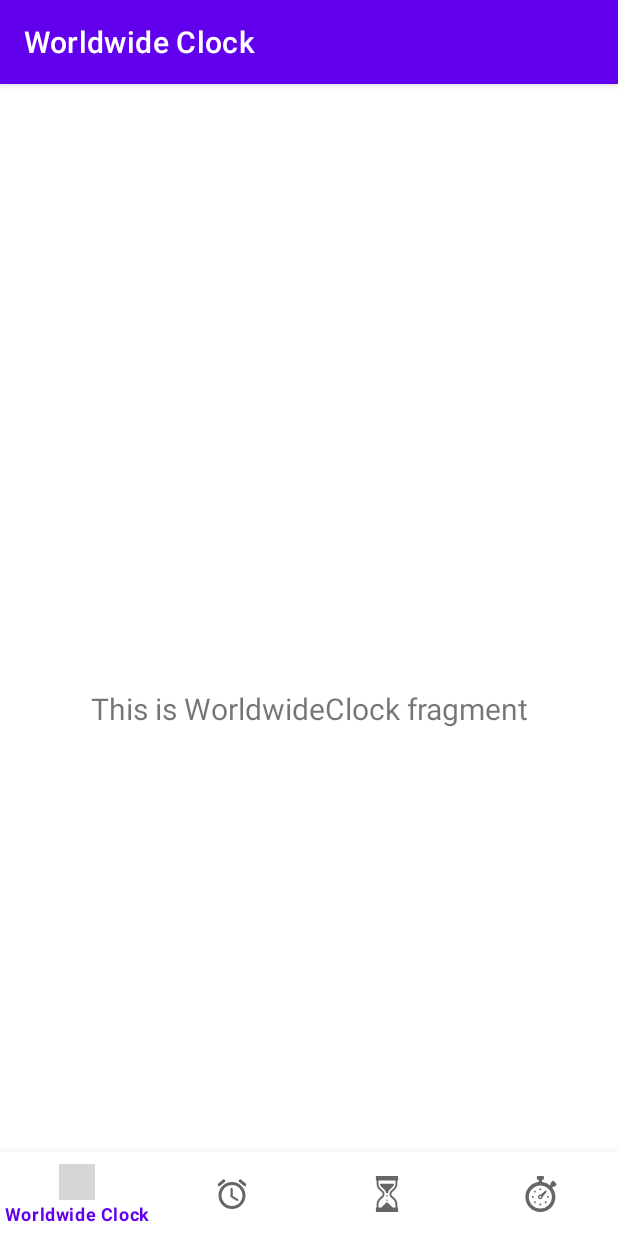
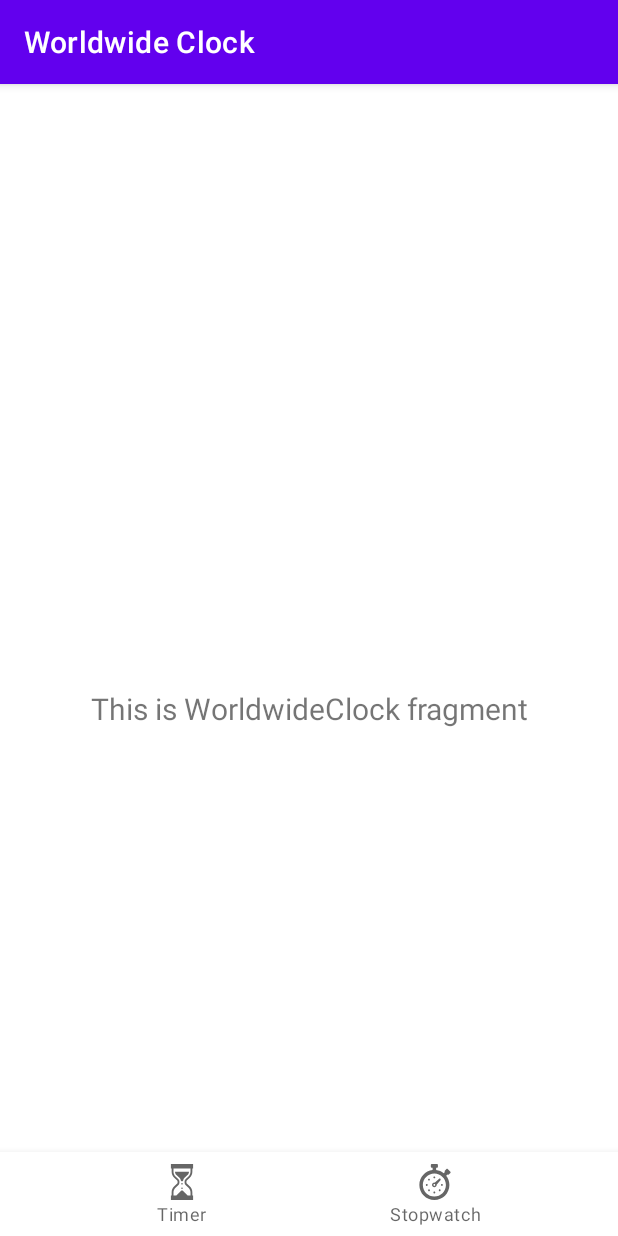
Before and after one commit to gast-r/clockapp, an Android app: the screen it shows after launch (MainActivity), on a phone screen of 412 x 824 dp. Run offline under Robolectric (Android 15) with nearby library versions, the phone set to English and light mode, and no system bars; our stand-ins replace navigation-ui; grey boxes are pictures that could not be loaded.

Commit message:
hide alarms and worldwide clokc fragment

```diff
--- a/app/src/main/res/menu/bottom_nav_menu.xml
+++ b/app/src/main/res/menu/bottom_nav_menu.xml
@@ -4,12 +4,16 @@
     <item
         android:id="@+id/navigation_worldwideclock"
         android:icon="@drawable/navbar_worldwideclock"
-        android:title="@string/title_worldwideclock" />
+        android:title="@string/title_worldwideclock"
+        android:visible="false"
+        />
 
     <item
         android:id="@+id/navigation_alarms"
         android:icon="@drawable/navbar_alarms"
-        android:title="@string/title_alarms" />
+        android:title="@string/title_alarms"
+        android:visible="false"
+        />
 
     <item
         android:id="@+id/navigation_timer"
```
